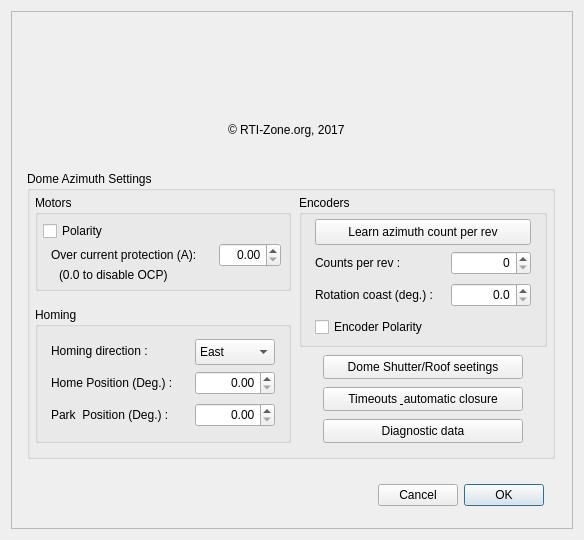
Old version of the form domepro.ui in the repository rpineau/DomePro.
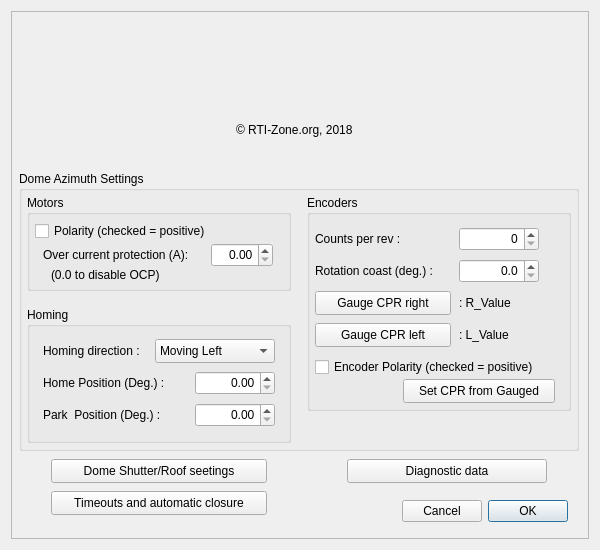
New version of the form. Icons and pictures are not drawn. Custom widgets are drawn as their Qt base class.

```diff
--- a/domepro.ui
+++ b/domepro.ui
@@ -6,20 +6,20 @@
    <rect>
     <x>0</x>
     <y>0</y>
-    <width>584</width>
-    <height>540</height>
+    <width>600</width>
+    <height>550</height>
    </rect>
   </property>
   <property name="minimumSize">
    <size>
-    <width>584</width>
-    <height>540</height>
+    <width>600</width>
+    <height>550</height>
    </size>
   </property>
   <property name="maximumSize">
    <size>
-    <width>584</width>
-    <height>540</height>
+    <width>600</width>
+    <height>550</height>
    </size>
   </property>
   <property name="windowTitle">
@@ -52,10 +52,10 @@
      <widget class="QGroupBox" name="MaxDomeIIParams">
       <property name="geometry">
        <rect>
-        <x>16</x>
+        <x>8</x>
         <y>160</y>
-        <width>528</width>
-        <height>288</height>
+        <width>560</width>
+        <height>280</height>
        </rect>
       </property>
       <property name="title">
@@ -64,10 +64,10 @@
       <widget class="QGroupBox" name="groupBox_2">
        <property name="geometry">
         <rect>
-         <x>272</x>
+         <x>288</x>
          <y>24</y>
-         <width>248</width>
-         <height>152</height>
+         <width>264</width>
+         <height>216</height>
         </rect>
        </property>
        <property name="title">
@@ -76,34 +76,34 @@
        <widget class="QPushButton" name="pushButton">
         <property name="geometry">
          <rect>
-          <x>16</x>
-          <y>24</y>
-          <width>216</width>
-          <height>26</height>
+          <x>8</x>
+          <y>96</y>
+          <width>136</width>
+          <height>24</height>
          </rect>
         </property>
         <property name="text">
-         <string>Learn azimuth count per rev</string>
+         <string>Gauge CPR right</string>
         </property>
        </widget>
        <widget class="QCheckBox" name="checkBox_2">
         <property name="geometry">
          <rect>
-          <x>16</x>
-          <y>120</y>
-          <width>136</width>
+          <x>8</x>
+          <y>160</y>
+          <width>248</width>
           <height>24</height>
          </rect>
         </property>
         <property name="text">
-         <string>Encoder Polarity</string>
+         <string>Encoder Polarity (checked = positive)</string>
         </property>
        </widget>
        <widget class="QLabel" name="label_3">
         <property name="geometry">
          <rect>
-          <x>16</x>
-          <y>88</y>
+          <x>8</x>
+          <y>64</y>
           <width>136</width>
           <height>24</height>
          </rect>
@@ -115,8 +115,8 @@
        <widget class="QLabel" name="label">
         <property name="geometry">
          <rect>
-          <x>16</x>
-          <y>56</y>
+          <x>8</x>
+          <y>32</y>
           <width>136</width>
           <height>24</height>
          </rect>
@@ -129,7 +129,7 @@
         <property name="geometry">
          <rect>
           <x>152</x>
-          <y>56</y>
+          <y>32</y>
           <width>80</width>
           <height>24</height>
          </rect>
@@ -145,7 +145,7 @@
         <property name="geometry">
          <rect>
           <x>152</x>
-          <y>88</y>
+          <y>64</y>
           <width>80</width>
           <height>24</height>
          </rect>
@@ -160,13 +160,65 @@
          <double>360.000000000000000</double>
         </property>
        </widget>
+       <widget class="QPushButton" name="pushButton_5">
+        <property name="geometry">
+         <rect>
+          <x>8</x>
+          <y>128</y>
+          <width>136</width>
+          <height>24</height>
+         </rect>
+        </property>
+        <property name="text">
+         <string>Gauge CPR left</string>
+        </property>
+       </widget>
+       <widget class="QLabel" name="label_5">
+        <property name="geometry">
+         <rect>
+          <x>152</x>
+          <y>96</y>
+          <width>96</width>
+          <height>24</height>
+         </rect>
+        </property>
+        <property name="text">
+         <string>: R_Value</string>
+        </property>
+       </widget>
+       <widget class="QLabel" name="label_6">
+        <property name="geometry">
+         <rect>
+          <x>152</x>
+          <y>128</y>
+          <width>96</width>
+          <height>24</height>
+         </rect>
+        </property>
+        <property name="text">
+         <string>: L_Value</string>
+        </property>
+       </widget>
+       <widget class="QPushButton" name="pushButton_6">
+        <property name="geometry">
+         <rect>
+          <x>96</x>
+          <y>184</y>
+          <width>152</width>
+          <height>24</height>
+         </rect>
+        </property>
+        <property name="text">
+         <string>Set CPR from Gauged</string>
+        </property>
+       </widget>
       </widget>
       <widget class="QGroupBox" name="groupBox">
        <property name="geometry">
         <rect>
          <x>8</x>
          <y>24</y>
-         <width>256</width>
+         <width>264</width>
          <height>96</height>
         </rect>
        </property>
@@ -178,12 +230,12 @@
          <rect>
           <x>8</x>
           <y>24</y>
-          <width>85</width>
+          <width>232</width>
           <height>24</height>
          </rect>
         </property>
         <property name="text">
-         <string>Polarity</string>
+         <string>Polarity (checked = positive)</string>
         </property>
        </widget>
        <widget class="QLabel" name="label_14">
@@ -231,7 +283,7 @@
         <rect>
          <x>8</x>
          <y>136</y>
-         <width>256</width>
+         <width>264</width>
          <height>136</height>
         </rect>
        </property>
@@ -254,7 +306,7 @@
        <widget class="QDoubleSpinBox" name="homePosition">
         <property name="geometry">
          <rect>
-          <x>160</x>
+          <x>168</x>
           <y>64</y>
           <width>80</width>
           <height>24</height>
@@ -283,20 +335,20 @@
        <widget class="QComboBox" name="comboBox_3">
         <property name="geometry">
          <rect>
-          <x>160</x>
+          <x>128</x>
           <y>32</y>
-          <width>80</width>
-          <height>26</height>
+          <width>120</width>
+          <height>24</height>
          </rect>
         </property>
         <item>
          <property name="text">
-          <string>East</string>
+          <string>Moving Left</string>
          </property>
         </item>
         <item>
          <property name="text">
-          <string>West</string>
+          <string>Moving Right</string>
          </property>
         </item>
        </widget>
@@ -316,7 +368,7 @@
        <widget class="QDoubleSpinBox" name="parkPosition">
         <property name="geometry">
          <rect>
-          <x>160</x>
+          <x>168</x>
           <y>96</y>
           <width>80</width>
           <height>24</height>
@@ -330,50 +382,11 @@
         </property>
        </widget>
       </widget>
-      <widget class="QPushButton" name="pushButton_3">
-       <property name="geometry">
-        <rect>
-         <x>296</x>
-         <y>184</y>
-         <width>200</width>
-         <height>24</height>
-        </rect>
-       </property>
-       <property name="text">
-        <string>Dome Shutter/Roof seetings</string>
-       </property>
-      </widget>
-      <widget class="QPushButton" name="pushButton_4">
-       <property name="geometry">
-        <rect>
-         <x>296</x>
-         <y>216</y>
-         <width>200</width>
-         <height>24</height>
-        </rect>
-       </property>
-       <property name="text">
-        <string>Timeouts &amp; automatic closure</string>
-       </property>
-      </widget>
-      <widget class="QPushButton" name="pushButton_2">
-       <property name="geometry">
-        <rect>
-         <x>296</x>
-         <y>248</y>
-         <width>200</width>
-         <height>24</height>
-        </rect>
-       </property>
-       <property name="text">
-        <string>Diagnostic data</string>
-       </property>
-      </widget>
      </widget>
      <widget class="QWidget" name="layoutWidget">
       <property name="geometry">
        <rect>
-        <x>144</x>
+        <x>152</x>
         <y>8</y>
         <width>264</width>
         <height>145</height>
@@ -383,7 +396,7 @@
        <item row="2" column="0" alignment="Qt::AlignHCenter">
         <widget class="QLabel" name="label_4">
          <property name="text">
-          <string>© RTI-Zone.org, 2017</string>
+          <string>© RTI-Zone.org, 2018</string>
          </property>
         </widget>
        </item>
@@ -408,8 +421,8 @@
      <widget class="QWidget" name="layoutWidget">
       <property name="geometry">
        <rect>
-        <x>320</x>
-        <y>464</y>
+        <x>344</x>
+        <y>480</y>
         <width>213</width>
         <height>40</height>
        </rect>
@@ -453,9 +466,51 @@
        </item>
       </layout>
      </widget>
+     <widget class="QPushButton" name="pushButton_2">
+      <property name="geometry">
+       <rect>
+        <x>336</x>
+        <y>448</y>
+        <width>200</width>
+        <height>24</height>
+       </rect>
+      </property>
+      <property name="text">
+       <string>Diagnostic data</string>
+      </property>
+     </widget>
+     <widget class="QPushButton" name="pushButton_3">
+      <property name="geometry">
+       <rect>
+        <x>40</x>
+        <y>448</y>
+        <width>216</width>
+        <height>24</height>
+       </rect>
+      </property>
+      <property name="text">
+       <string>Dome Shutter/Roof seetings</string>
+      </property>
+     </widget>
+     <widget class="QPushButton" name="pushButton_4">
+      <property name="geometry">
+       <rect>
+        <x>40</x>
+        <y>480</y>
+        <width>216</width>
+        <height>24</height>
+       </rect>
+      </property>
+      <property name="text">
+       <string>Timeouts and automatic closure</string>
+      </property>
+     </widget>
      <zorder>layoutWidget</zorder>
      <zorder>layoutWidget</zorder>
      <zorder>MaxDomeIIParams</zorder>
+     <zorder>pushButton_2</zorder>
+     <zorder>pushButton_3</zorder>
+     <zorder>pushButton_4</zorder>
     </widget>
    </item>
   </layout>
```
